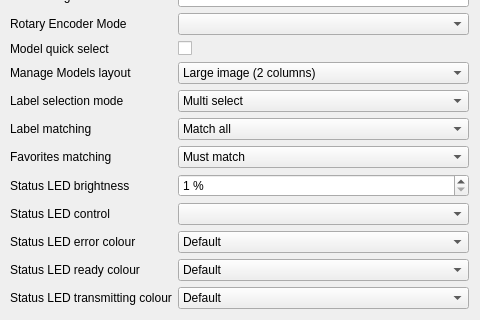
Before: the Qt Designer form companion/src/generaledit/generalsetup.ui in EdgeTX/edgetx, drawn with Qt 5; both pictures show x 398 to 878 and y 631 to 951 of the 878 by 951 pixel window.
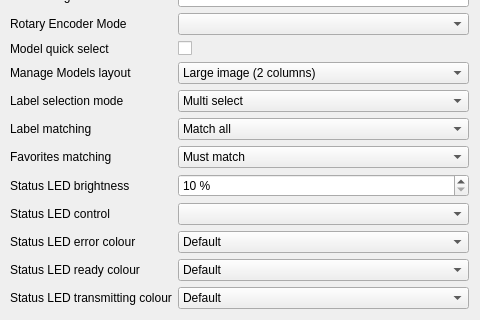
After: the same form once the commit is applied. Custom widgets are drawn as their Qt base class.

Commit message:
fix(h7): status LED brightness slider with detents
Storage is unchanged; Companion's spin box moves on the same 10% grid.

Diff of the .ui file:
```diff
--- a/companion/src/generaledit/generalsetup.ui
+++ b/companion/src/generaledit/generalsetup.ui
@@ -1997,7 +1997,7 @@
         <string> %</string>
        </property>
        <property name="minimum">
-        <number>1</number>
+        <number>10</number>
        </property>
        <property name="maximum">
         <number>100</number>
```
Left out of the diff: 3 changed lines with no effect on the pictures. The commit also changes 3 other files.
